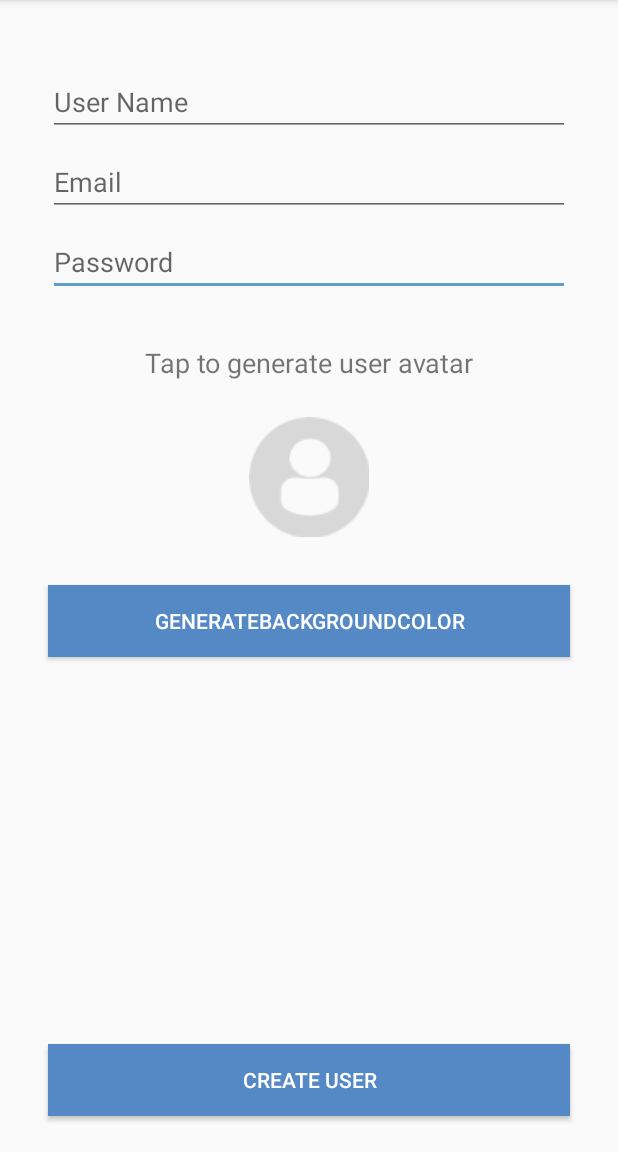
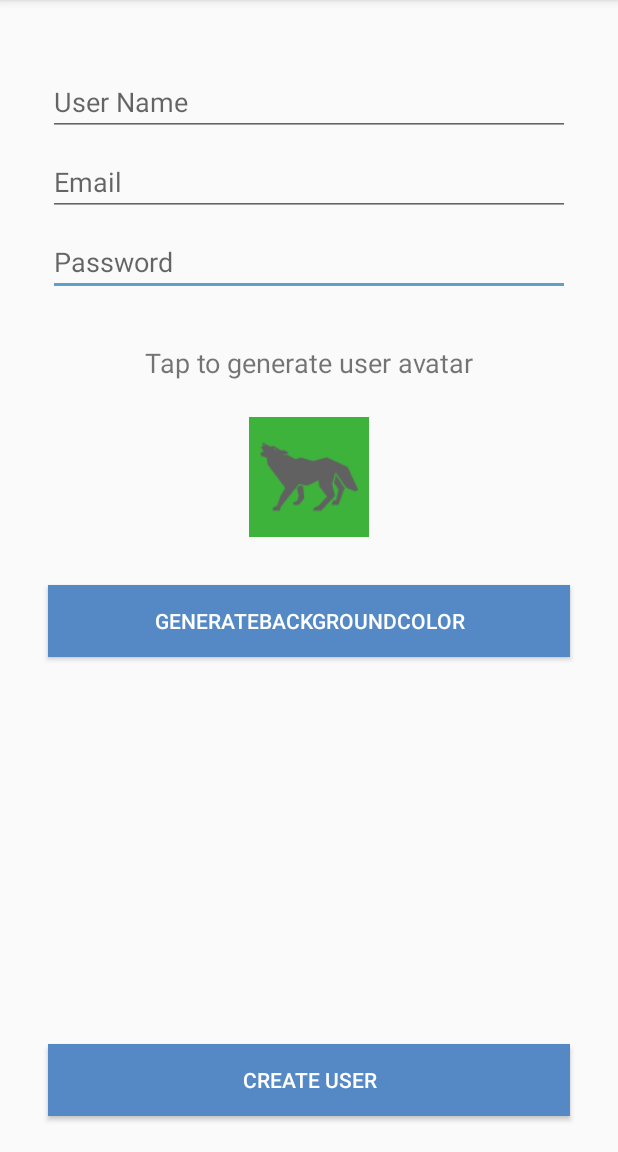
Before and after one commit to LongTran1305/Smack, an Android app: the CreateUserActivity screen opened directly, with no data from a screen before it, after a tap on "GENERATEBACKGROUNDCOLOR", on a phone screen of 412 x 824 dp, the part 84-1236 px from its top. Run offline under Robolectric (Android 15) with nearby library versions, the phone set to English and light mode, and no system bars; 1 other tap on this screen came first.

Commit message:
add "random backgroundColor and random Avatar"

```diff
--- a/app/src/main/java/com/example/smack/CreateUserActivity.kt
+++ b/app/src/main/java/com/example/smack/CreateUserActivity.kt
@@ -1,22 +1,47 @@
 package com.example.smack
 
+import android.graphics.Color
 import androidx.appcompat.app.AppCompatActivity
 import android.os.Bundle
 import android.view.View
+import kotlinx.android.synthetic.main.activity_create_user.*
+import kotlin.random.Random
 
 class CreateUserActivity : AppCompatActivity() {
-
+    var userAvatar = "profileDefault"
+    var avatarColor = "[0.5, 0.5, 0.5, 1]"
     override fun onCreate(savedInstanceState: Bundle?) {
         super.onCreate(savedInstanceState)
         setContentView(R.layout.activity_create_user)
     }
     fun generateUserAvatar(view: View){
+        val random = java.util.Random()
+        val color = random.nextInt(2)
+        val avatar = random.nextInt(28)
+        if(color == 0){
+            userAvatar = "light$avatar"
+        }else{
+            userAvatar = "dark$avatar"
+        }
+        var resourceId = resources.getIdentifier(userAvatar,"drawable",packageName)
+        createAvatarimageView.setImageResource(resourceId)
 
     }
     fun createUserClick(view: View){
 
     }
     fun generateColorClick(view: View){
+        val random = java.util.Random()
+        val r = random.nextInt(255)
+        val g = random.nextInt(255)
+        val b = random.nextInt(255)
+
+        createAvatarimageView.setBackgroundColor(Color.rgb(r,g,b))
+        val saveR = r.toDouble()/255
+        val saveG = g.toDouble() /255
+        val saveB = b.toDouble() /255
+
+        avatarColor = "[$saveR,$saveG,$saveB,1]"
 
     }
 }
```
